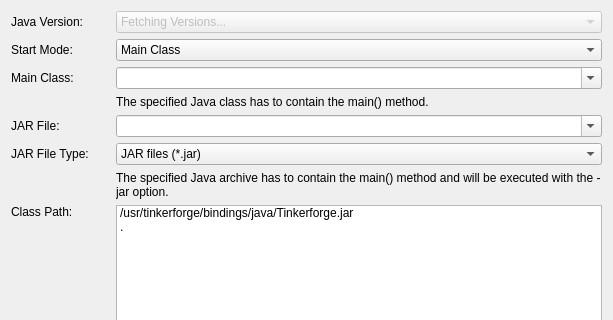
This is src/brickv/plugin_system/plugins/red/ui/program_page_java.ui in Tinkerforge/brickv as Qt 5 draws it before an edit; both pictures show x 0 to 613 and y 0 to 320 of the 613 by 787 pixel window. The edited form follows.
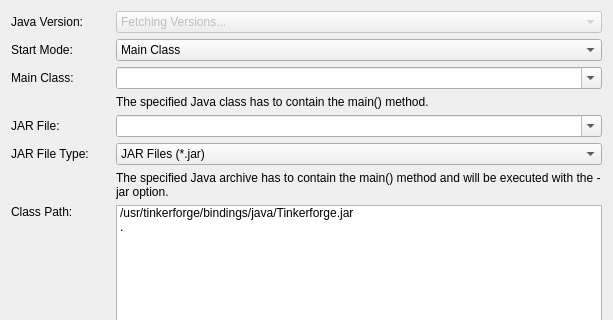
This is the edited form.

Diff of the .ui file:
```diff
--- a/src/brickv/plugin_system/plugins/red/ui/program_page_java.ui
+++ b/src/brickv/plugin_system/plugins/red/ui/program_page_java.ui
@@ -301,7 +301,7 @@
        </item>
        <item>
         <property name="text">
-         <string>JAR files (*.jar)</string>
+         <string>JAR Files (*.jar)</string>
         </property>
        </item>
       </widget>
```
Left out of the diff: 2 changed lines with no effect on the pictures.
